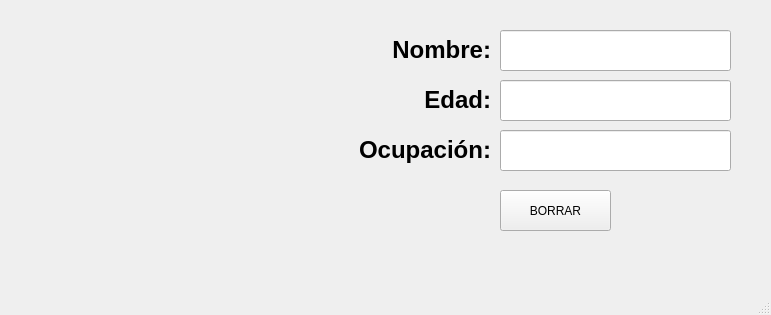
The window that Unidad 4/P_Complemento/P7_ClicImage.ui (celineazs/PIP_2025_1_Eq3) describes before a commit, drawn with Qt 5.
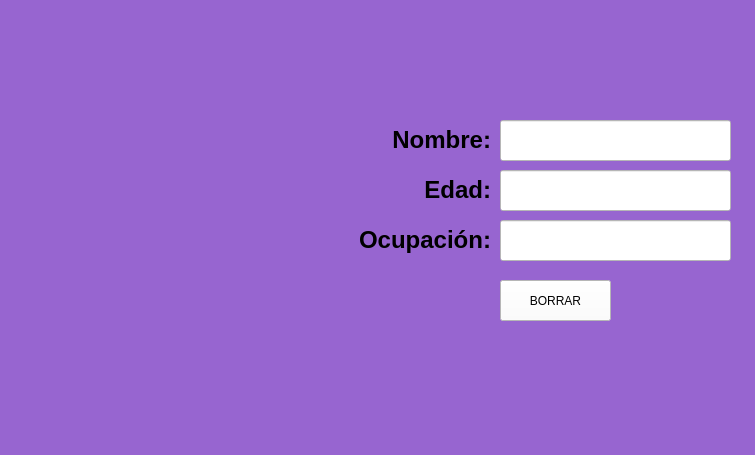
The same window after the commit. Icons and pictures are not drawn.

Patch:
```diff
--- a/Unidad 4/P_Complemento/P7_ClicImage.ui
+++ b/Unidad 4/P_Complemento/P7_ClicImage.ui
@@ -6,19 +6,23 @@
    <rect>
     <x>0</x>
     <y>0</y>
-    <width>771</width>
-    <height>315</height>
+    <width>755</width>
+    <height>455</height>
    </rect>
   </property>
   <property name="windowTitle">
    <string>MainWindow</string>
   </property>
+  <property name="styleSheet">
+   <string notr="true">background-color: rgb(214, 131, 255);
+background-color: rgb(151, 101, 208);</string>
+  </property>
   <widget class="QWidget" name="centralwidget">
    <widget class="QLineEdit" name="txt_Nombre">
     <property name="geometry">
      <rect>
       <x>500</x>
-      <y>30</y>
+      <y>120</y>
       <width>231</width>
       <height>41</height>
      </rect>
@@ -26,9 +30,13 @@
     <property name="font">
      <font>
       <pointsize>12</pointsize>
+      <weight>75</weight>
       <bold>true</bold>
      </font>
     </property>
+    <property name="styleSheet">
+     <string notr="true">background-color: rgb(255, 255, 255);</string>
+    </property>
     <property name="text">
      <string/>
     </property>
@@ -40,7 +48,7 @@
     <property name="geometry">
      <rect>
       <x>350</x>
-      <y>30</y>
+      <y>120</y>
       <width>141</width>
       <height>41</height>
      </rect>
@@ -53,7 +61,7 @@
     <property name="geometry">
      <rect>
       <x>30</x>
-      <y>10</y>
+      <y>100</y>
       <width>261</width>
       <height>121</height>
      </rect>
@@ -91,7 +99,7 @@
     <property name="geometry">
      <rect>
       <x>500</x>
-      <y>130</y>
+      <y>220</y>
       <width>231</width>
       <height>41</height>
      </rect>
@@ -99,9 +107,13 @@
     <property name="font">
      <font>
       <pointsize>12</pointsize>
+      <weight>75</weight>
       <bold>true</bold>
      </font>
     </property>
+    <property name="styleSheet">
+     <string notr="true">background-color: rgb(255, 255, 255);</string>
+    </property>
     <property name="text">
      <string/>
     </property>
@@ -113,7 +125,7 @@
     <property name="geometry">
      <rect>
       <x>500</x>
-      <y>80</y>
+      <y>170</y>
       <width>231</width>
       <height>41</height>
      </rect>
@@ -121,9 +133,13 @@
     <property name="font">
      <font>
       <pointsize>12</pointsize>
+      <weight>75</weight>
       <bold>true</bold>
      </font>
     </property>
+    <property name="styleSheet">
+     <string notr="true">background-color: rgb(255, 255, 255);</string>
+    </property>
     <property name="text">
      <string/>
     </property>
@@ -134,8 +150,8 @@
    <widget class="QLabel" name="img">
     <property name="geometry">
      <rect>
-      <x>50</x>
-      <y>10</y>
+      <x>30</x>
+      <y>110</y>
       <width>281</width>
       <height>221</height>
      </rect>
@@ -154,7 +170,7 @@
     <property name="geometry">
      <rect>
       <x>350</x>
-      <y>80</y>
+      <y>170</y>
       <width>141</width>
       <height>41</height>
      </rect>
@@ -167,7 +183,7 @@
     <property name="geometry">
      <rect>
       <x>320</x>
-      <y>130</y>
+      <y>220</y>
       <width>171</width>
       <height>41</height>
      </rect>
@@ -180,15 +196,84 @@
     <property name="geometry">
      <rect>
       <x>500</x>
-      <y>190</y>
+      <y>280</y>
       <width>111</width>
       <height>41</height>
      </rect>
     </property>
+    <property name="styleSheet">
+     <string notr="true">background-color: rgb(255, 255, 255);</string>
+    </property>
     <property name="text">
      <string>BORRAR</string>
     </property>
    </widget>
+   <widget class="QLabel" name="label_5">
+    <property name="geometry">
+     <rect>
+      <x>10</x>
+      <y>10</y>
+      <width>211</width>
+      <height>71</height>
+     </rect>
+    </property>
+    <property name="styleSheet">
+     <string notr="true"/>
+    </property>
+    <property name="text">
+     <string/>
+    </property>
+    <property name="pixmap">
+     <pixmap resource="../../Archivos/Resources/resource.qrc">:/logos/log_uat_nuevo.png</pixmap>
+    </property>
+    <property name="scaledContents">
+     <bool>true</bool>
+    </property>
+   </widget>
+   <widget class="QLabel" name="label_7">
+    <property name="geometry">
+     <rect>
+      <x>640</x>
+      <y>10</y>
+      <width>91</width>
+      <height>81</height>
+     </rect>
+    </property>
+    <property name="styleSheet">
+     <string notr="true"/>
+    </property>
+    <property name="text">
+     <string/>
+    </property>
+    <property name="pixmap">
+     <pixmap resource="../../Archivos/Resources/resource.qrc">:/logos/FIT_logo_vertical.png</pixmap>
+    </property>
+    <property name="scaledContents">
+     <bool>true</bool>
+    </property>
+   </widget>
+   <widget class="QLabel" name="label_8">
+    <property name="geometry">
+     <rect>
+      <x>620</x>
+      <y>310</y>
+      <width>121</width>
+      <height>101</height>
+     </rect>
+    </property>
+    <property name="styleSheet">
+     <string notr="true"/>
+    </property>
+    <property name="text">
+     <string/>
+    </property>
+    <property name="pixmap">
+     <pixmap resource="../../Archivos/Resources/resource.qrc">:/logos/equipo.png</pixmap>
+    </property>
+    <property name="scaledContents">
+     <bool>true</bool>
+    </property>
+   </widget>
   </widget>
   <widget class="QMenuBar" name="menubar">
    <property name="geometry">
```
Left out of the diff: 7 changed lines with no effect on the pictures.
